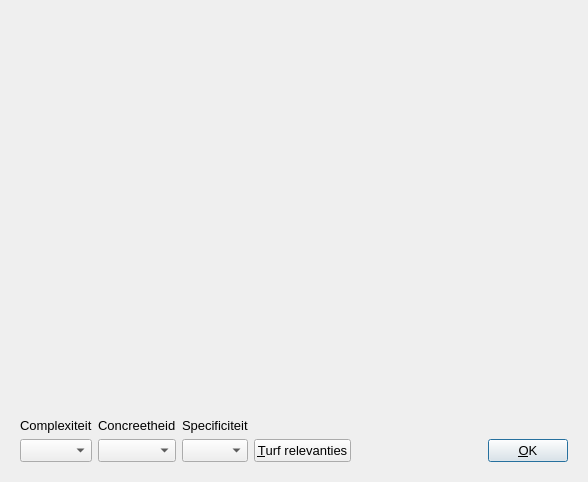
richelbilderbeek/ProjectRichelBilderbeek, file Projects/ProjectBrainweaver/qtpvdbrateconceptdialog.ui: the form before one commit.
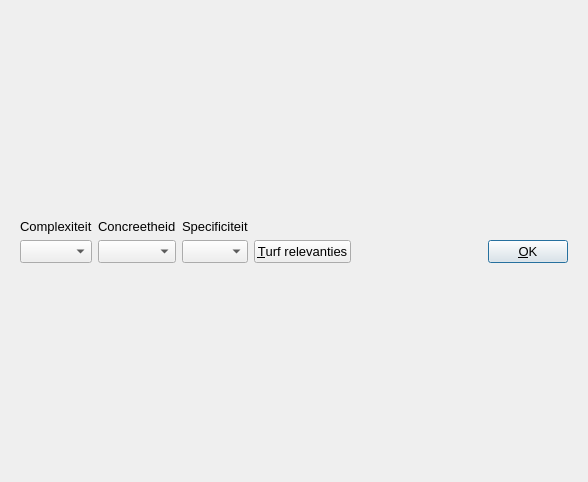
The form after the commit. Icons and pictures are not drawn. Custom widgets are drawn as their Qt base class.

Diff of the .ui file:
```diff
--- a/Projects/ProjectBrainweaver/qtpvdbrateconceptdialog.ui
+++ b/Projects/ProjectBrainweaver/qtpvdbrateconceptdialog.ui
@@ -24,38 +24,7 @@
   </property>
   <layout class="QVBoxLayout" name="verticalLayout">
    <item>
-    <layout class="QHBoxLayout" name="horizontalLayout">
-     <item>
-      <widget class="QtPvdbConceptMapDisplayWidget" name="widget" native="true">
-       <property name="sizePolicy">
-        <sizepolicy hsizetype="Preferred" vsizetype="Preferred">
-         <horstretch>0</horstretch>
-         <verstretch>0</verstretch>
-        </sizepolicy>
-       </property>
-       <property name="focusPolicy">
-        <enum>Qt::StrongFocus</enum>
-       </property>
-       <layout class="QGridLayout" name="gridLayout_2">
-        <property name="leftMargin">
-         <number>0</number>
-        </property>
-        <property name="topMargin">
-         <number>0</number>
-        </property>
-        <property name="rightMargin">
-         <number>0</number>
-        </property>
-        <property name="bottomMargin">
-         <number>0</number>
-        </property>
-        <property name="spacing">
-         <number>0</number>
-        </property>
-       </layout>
-      </widget>
-     </item>
-    </layout>
+    <layout class="QHBoxLayout" name="concept_map_layout"/>
    </item>
    <item>
     <widget class="QWidget" name="widget_bottom" native="true">
@@ -212,14 +181,6 @@
    </item>
   </layout>
  </widget>
- <customwidgets>
-  <customwidget>
-   <class>QtPvdbConceptMapDisplayWidget</class>
-   <extends>QWidget</extends>
-   <header>qtpvdbconceptmapdisplaywidget.h</header>
-   <container>1</container>
-  </customwidget>
- </customwidgets>
  <tabstops>
   <tabstop>widget</tabstop>
   <tabstop>box_complexity</tabstop>
```
Left out of the diff: 1 changed line with no effect on the pictures.
